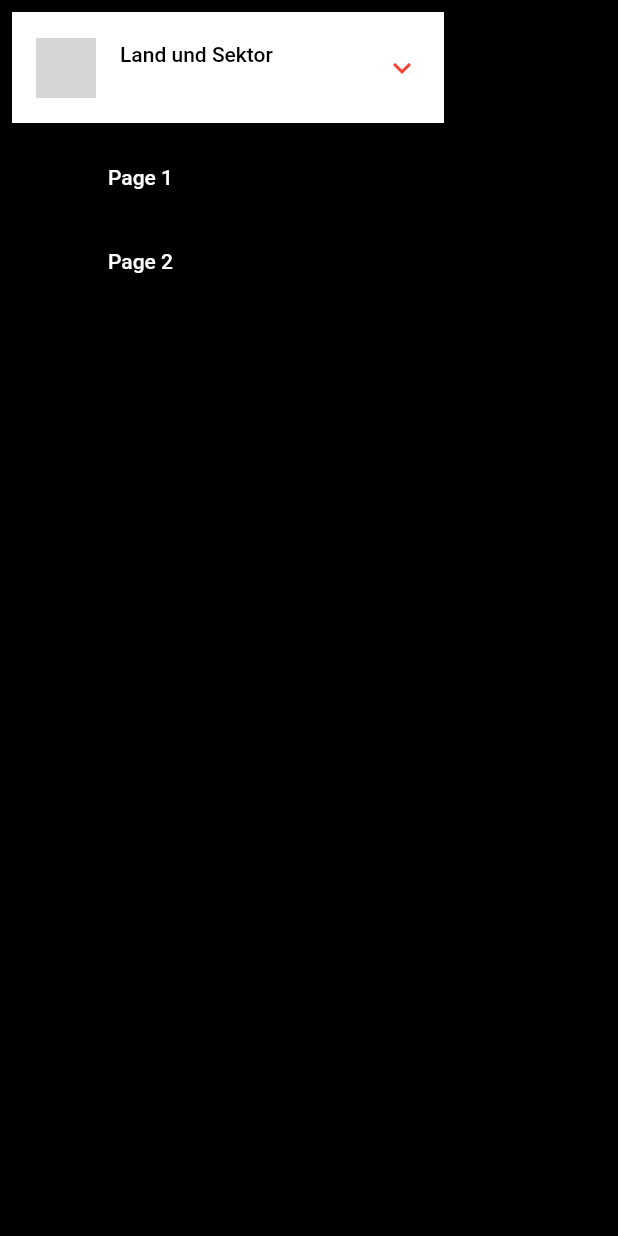
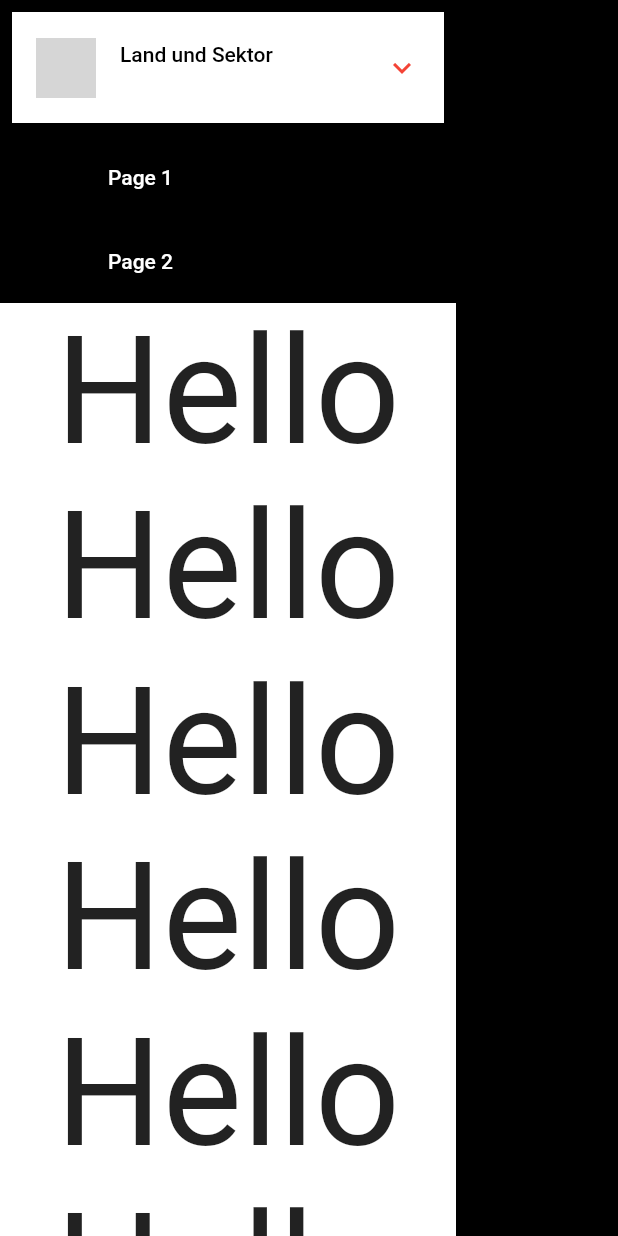
Before and after one commit to najamlodhi1/aktientool, a Flutter app: the screen it shows after launch, in the side drawer, after a tap on "Page 1", on a phone screen of 412 x 824 dp. Run offline on Flutter 3.47's test engine with Material 2 defaults, Android fonts, the phone set to English and light mode, and no system bars; our stand-ins replace cloud_firestore, firebase_core, lite_rolling_switch, syncfusion_flutter_charts, url_strategy; accounts and stored records are empty; grey boxes are pictures that could not be loaded.

Commit message:
new design

```diff
--- a/lib/main.dart
+++ b/lib/main.dart
@@ -73,6 +73,7 @@ class _MyHomePageState extends State<MyHomePage> {
   bool selectMarktkapitalisierung = false;
   bool _customTileExpanded = false;
   int _selectedDestination = 0;
+  bool visible1 = false;
 
   @override
   void initState() {
@@ -573,6 +574,67 @@ class _MyHomePageState extends State<MyHomePage> {
     });
   }
 
+  Widget Xiewer() {
+    return Container(
+      height: 800,
+      color: Colors.white,
+      child: SingleChildScrollView(
+        child: Column(
+          children: [
+            Text(
+              "Hello",
+              style: TextStyle(fontSize: 100),
+            ),
+            Text(
+              "Hello",
+              style: TextStyle(fontSize: 100),
+            ),
+            Text(
+              "Hello",
+              style: TextStyle(fontSize: 100),
+            ),
+            Text(
+              "Hello",
+              style: TextStyle(fontSize: 100),
+            ),
+            Text(
+              "Hello",
+              style: TextStyle(fontSize: 100),
+            ),
+            Text(
+              "Hello",
+              style: TextStyle(fontSize: 100),
+            ),
+            Text(
+              "Hello",
+              style: TextStyle(fontSize: 100),
+            ),
+            Text(
+              "Hello",
+              style: TextStyle(fontSize: 100),
+            ),
+            Text(
+              "Hello",
+              style: TextStyle(fontSize: 100),
+            ),
+            Text(
+              "Hello",
+              style: TextStyle(fontSize: 100),
+            ),
+            Text(
+              "Hello",
+              style: TextStyle(fontSize: 100),
+            ),
+            Text(
+              "Hello",
+              style: TextStyle(fontSize: 100),
+            ),
+          ],
+        ),
+      ),
+    );
+  }
+
   @override
   Widget build(BuildContext context) {
     return Scaffold(
@@ -599,6 +661,10 @@ class _MyHomePageState extends State<MyHomePage> {
                 style: TextStyle(color: Colors.white),
               ),
               onTap: () {
+                visible1 = true;
+                setState(() {});
+                // open singlechildscrollview bellow
+
                 //Navigator.pop(context);
               },
             ),
@@ -614,6 +680,7 @@ class _MyHomePageState extends State<MyHomePage> {
                 Navigator.pop(context);
               },
             ),
+            Visibility(visible: visible1, child: Xiewer()),
           ],
         ),
       ),
```
